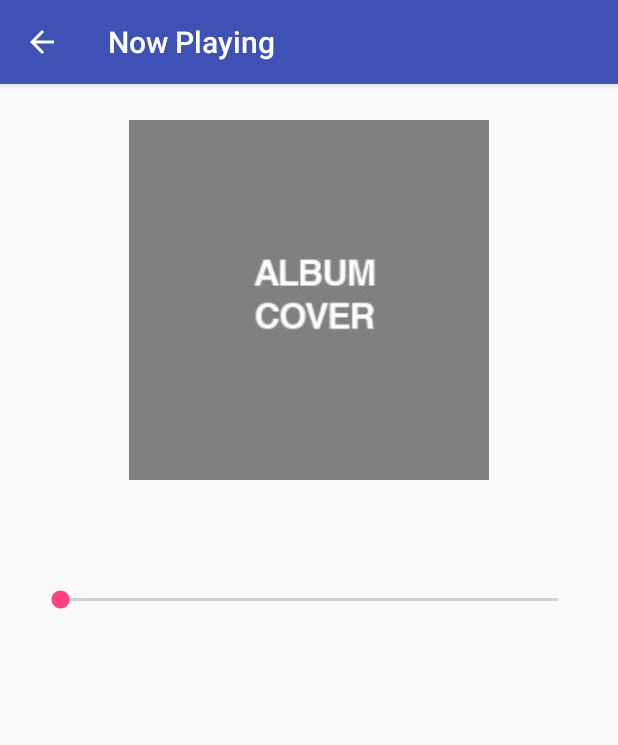
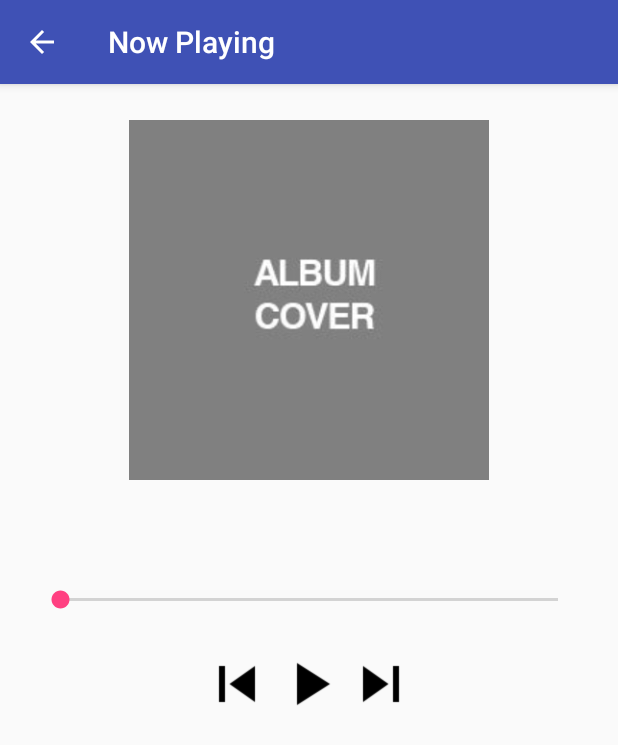
Before and after one commit to patrickjkennedy/Muzak, an Android app: the NowPlaying screen opened directly, with no data from a screen before it, on a phone screen of 412 x 824 dp. Shown: the top 745 px of the screen. Run offline under Robolectric (Android 15) with nearby library versions, the phone set to English and light mode, and no system bars.

Commit message:
added play, skip next, and skip previous buttons

```diff
--- a/app/src/main/res/layout/activity_now_playing.xml
+++ b/app/src/main/res/layout/activity_now_playing.xml
@@ -4,34 +4,34 @@
     xmlns:tools="http://schemas.android.com/tools"
     android:layout_width="match_parent"
     android:layout_height="match_parent"
-    tools:context="com.example.android.muzak.NowPlaying"
-    android:orientation="vertical">
+    android:orientation="vertical"
+    tools:context="com.example.android.muzak.NowPlaying">
 
     <ImageView
+        android:id="@+id/now_playing_image_view"
         android:layout_width="240dp"
         android:layout_height="240dp"
-        android:id="@+id/now_playing_image_view"
-        tools:src="@drawable/placeholder"
         android:layout_centerHorizontal="true"
-        android:layout_marginTop="24dp"/>
+        android:layout_marginTop="24dp"
+        tools:src="@drawable/placeholder" />
 
     <TextView
         android:id="@+id/now_playing_title_text_view"
         android:layout_width="wrap_content"
         android:layout_height="wrap_content"
-        tools:text="Title"
+        android:layout_below="@+id/now_playing_image_view"
         android:layout_centerHorizontal="true"
-        android:layout_below="@+id/now_playing_image_view"
-        android:paddingTop="24dp"/>
+        android:paddingTop="24dp"
+        tools:text="Title" />
 
     <TextView
         android:id="@+id/now_playing_artist_text_view"
         android:layout_width="wrap_content"
         android:layout_height="wrap_content"
-        tools:text="Artist"
+        android:layout_below="@+id/now_playing_title_text_view"
         android:layout_centerHorizontal="true"
-        android:layout_below="@+id/now_playing_title_text_view"
-        android:paddingTop="4dp"/>
+        android:paddingTop="4dp"
+        tools:text="Artist" />
 
     <SeekBar
         android:id="@+id/seekbar"
@@ -39,9 +39,9 @@
         android:layout_height="wrap_content"
         android:layout_below="@+id/now_playing_artist_text_view"
         android:layout_centerHorizontal="true"
-        android:layout_marginTop="4dp"
         android:layout_marginLeft="24dp"
-        android:layout_marginRight="24dp"/>
+        android:layout_marginRight="24dp"
+        android:layout_marginTop="4dp" />
 
     <TextView
         android:id="@+id/now_playing_duration_text_view"
@@ -53,5 +53,27 @@
         android:paddingTop="4dp"
         tools:text="1:23" />
 
+    <ImageView
+        android:id="@+id/play_button"
+        android:layout_width="48dp"
+        android:layout_height="48dp"
+        android:layout_centerHorizontal="true"
+        android:layout_below="@id/now_playing_duration_text_view"
+        android:src="@drawable/ic_play_arrow_black" />
+
+    <ImageView
+        android:layout_width="48dp"
+        android:layout_height="48dp"
+        android:layout_toLeftOf="@id/play_button"
+        android:src="@drawable/ic_skip_previous_black"
+        android:layout_below="@id/now_playing_duration_text_view"/>
+
+    <ImageView
+        android:layout_width="48dp"
+        android:layout_height="48dp"
+        android:layout_toRightOf="@id/play_button"
+        android:src="@drawable/ic_skip_next_black"
+        android:layout_below="@id/now_playing_duration_text_view"/>
+
 
 </RelativeLayout>
```
Also changed, not shown: app/src/main/res/drawable/ic_play_arrow_black.png (added), app/src/main/res/drawable/ic_skip_next_black.png (added), app/src/main/res/drawable/ic_skip_previous_black.png (added).
